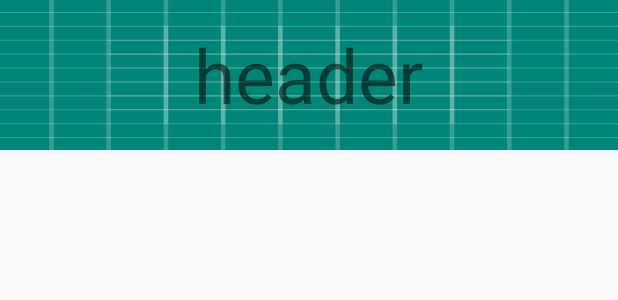
After one commit to minngz/Manzbuy_app, an Android app: the layout category_header.xml on its own in the app's theme, with its tools: preview values and no code run, on a phone screen of 412 x 824 dp. The commit adds this screen. Shown: the top 300 px of the screen. Run offline under Robolectric (Android 15) with nearby library versions, the phone set to English and light mode, and no system bars.

Commit message:
[Add] category drawer view

```diff
--- a/app/src/main/res/layout/activity_main.xml
+++ b/app/src/main/res/layout/activity_main.xml
@@ -51,7 +51,7 @@
                 android:background="@android:color/transparent" />
             <ImageButton
                 android:id="@+id/shoppingCart"
-                android:src="@drawable/shoppingCart"
+                android:src="@drawable/shoppingcart"
                 android:layout_width="40dp"
                 android:layout_height="wrap_content"
                 android:layout_gravity="center"
--- /dev/null
+++ b/app/src/main/res/layout/category_header.xml
@@ -0,0 +1,17 @@
+<?xml version="1.0" encoding="utf-8"?>
+<LinearLayout
+    xmlns:android="http://schemas.android.com/apk/res/android"
+    xmlns:app="http://schemas.android.com/apk/res-auto"
+    android:layout_width="match_parent"
+    android:layout_height="100dp"
+    android:background="@drawable/ic_launcher_background"
+    android:gravity="center"
+    android:orientation="vertical">
+
+    <TextView
+        android:layout_width="wrap_content"
+        android:layout_height="wrap_content"
+        android:text="header"
+        android:textSize="50sp" />
+
+</LinearLayout>
--- a/app/src/main/res/values/strings.xml
+++ b/app/src/main/res/values/strings.xml
@@ -5,4 +5,6 @@
     <string name="title_home">Home</string>
     <string name="title_bookmark">BookMark</string>
     <string name="title_mypage">MyPage</string>
+    <string name="drawer_open">open</string>
+    <string name="drawer_close">close</string>
 </resources>
--- a/app/src/main/res/values/styles.xml
+++ b/app/src/main/res/values/styles.xml
@@ -1,7 +1,7 @@
 <resources>
 
     <!-- Base application theme. -->
-    <style name="AppTheme" parent="Theme.AppCompat.Light.DarkActionBar">
+    <style name="AppTheme" parent="Theme.AppCompat.Light.NoActionBar">
         <!-- Customize your theme here. -->
         <item name="colorPrimary">@color/colorPrimary</item>
         <item name="colorPrimaryDark">@color/colorPrimaryDark</item>
```
Also changed, not shown: app/src/main/java/com/example/manzbuy/MainActivity.java (+50 -0 lines), app/src/main/res/layout/appbar.xml (added, +21 -0 lines), app/src/main/res/layout/category_layout.xml (added, +26 -0 lines), app/src/main/res/menu/category_drawer.xml (added, +34 -0 lines), app/src/main/res/drawable/shoppingcart.png (renamed from app/src/main/res/drawable/shoppingCart.png), 7 other files.
